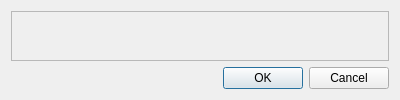
Qt form kde/network-manager/manager/ui/security.ui (pars-linux/uludag) before a commit.
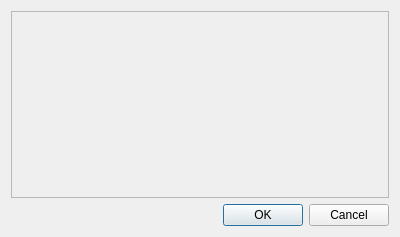
The same form after that commit.

```diff
--- a/kde/network-manager/manager/ui/security.ui
+++ b/kde/network-manager/manager/ui/security.ui
@@ -7,7 +7,7 @@
     <x>0</x>
     <y>0</y>
     <width>400</width>
-    <height>87</height>
+    <height>237</height>
    </rect>
   </property>
   <property name="windowTitle">
```
